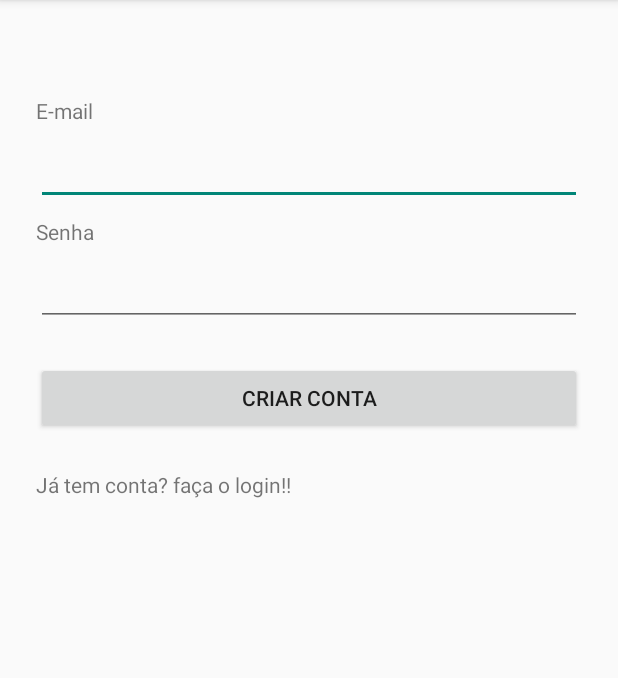
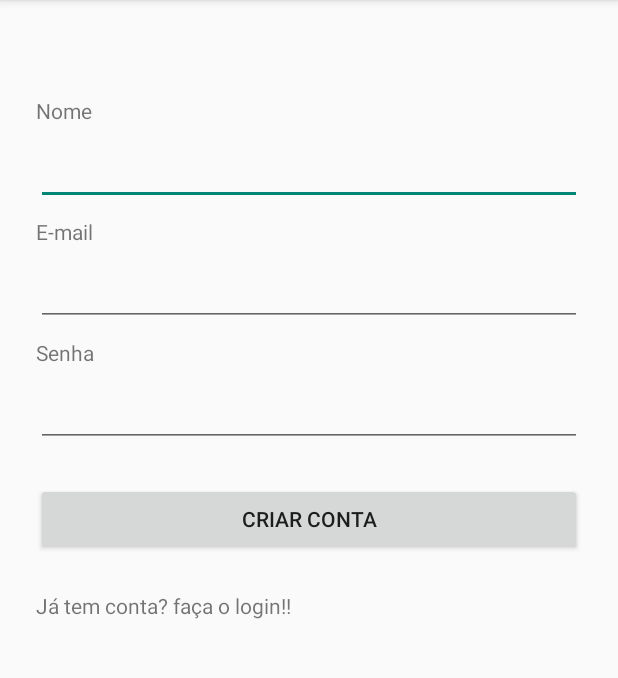
Before and after one commit to ClovisReis/NutrifoodTuxn, an Android app: the CadastroActivity screen opened directly, with no data from a screen before it, on a phone screen of 412 x 824 dp, the part 84-762 px from its top. Run offline under Robolectric (Android 15) with nearby library versions, the phone set to English and light mode, and no system bars; our stand-ins replace Firebase (no records; nobody signed in at launch, a user with empty details on screens opened directly).

Commit message:
Ajuste: Salvar dados Login (Nome)

```diff
--- a/app/build.gradle
+++ b/app/build.gradle
@@ -36,6 +36,7 @@ dependencies {
     implementation 'com.google.firebase:firebase-core:17.0.0'
     implementation 'com.google.firebase:firebase-auth:19.1.0'
     implementation 'com.google.android.gms:play-services-auth:17.0.0'
+    implementation 'com.google.firebase:firebase-database:19.1.0'
 }
 
 apply plugin: 'com.google.gms.google-services'
--- a/app/src/main/res/layout/activity_cadastro.xml
+++ b/app/src/main/res/layout/activity_cadastro.xml
@@ -12,6 +12,19 @@
         android:paddingTop="56dp"
         android:paddingLeft="24dp"
         android:paddingRight="24dp">
+
+        <!-- Nome Label -->
+        <TextView
+            android:layout_width="match_parent"
+            android:layout_height="wrap_content"
+            android:layout_marginTop="8dp"
+            android:layout_marginBottom="8dp"
+            android:text="Nome"/>
+
+        <EditText android:id="@+id/input_name"
+            android:layout_width="match_parent"
+            android:layout_height="wrap_content"
+            android:hint="" />
 
         <!-- Email Label -->
         <TextView
--- a/app/src/main/res/values/strings.xml
+++ b/app/src/main/res/values/strings.xml
@@ -10,4 +10,11 @@
     <string name="crie_conta">Não tem conta?</string>
     <string name="botao_cadastro">Cadastrar</string>
     <string name="fazer_login">Já tem conta? faça o login!!</string>
+
+    <string name="input_error_name">name required</string>
+    <string name="input_error_email">email required</string>
+    <string name="input_error_password">password required</string>
+
+    <string name="input_error_password_length">password should be atleast 6 characters long</string>
+    <string name="input_error_email_invalid">enter a valid email</string>
 </resources>
```
Also changed, not shown: app/src/main/java/tk/divesdk/nutrifood/CadastroActivity.java (+54 -2 lines), app/src/main/java/tk/divesdk/nutrifood/LoginActivity.java (+19 -2 lines), app/src/main/res/layout/activity_reset.xml (+0 -7 lines).
